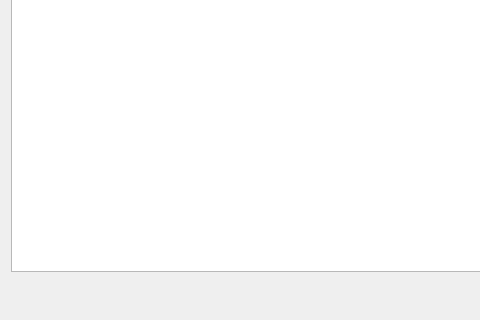
Old version of the form src/GridCal/Gui/ProfilesInput/profiles_from_models_gui.ui in the repository SanPen/GridCal; both pictures show x 0 to 480 and y 202 to 522 of the 724 by 522 pixel window.
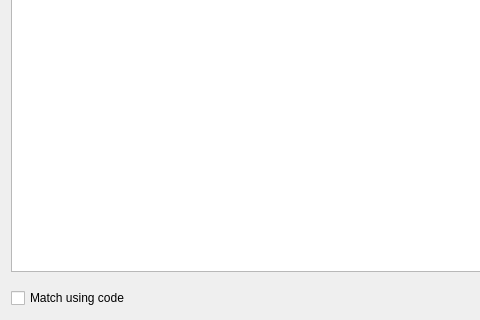
New version of the form. Icons and pictures are not drawn.

Commit message: Added reporting ability to the models import

What changed in the file:
```diff
--- a/src/GridCal/Gui/ProfilesInput/profiles_from_models_gui.ui
+++ b/src/GridCal/Gui/ProfilesInput/profiles_from_models_gui.ui
@@ -143,6 +143,16 @@
       <property name="bottomMargin">
        <number>0</number>
       </property>
+      <item>
+       <widget class="QCheckBox" name="matchUsingCodeCheckBox">
+        <property name="toolTip">
+         <string>If checked, the objects are match using the code property, otherwise the idtag property is used</string>
+        </property>
+        <property name="text">
+         <string>Match using code</string>
+        </property>
+       </widget>
+      </item>
       <item>
        <spacer name="horizontalSpacer_6">
         <property name="orientation">
```
The commit also changes 12 other files.
